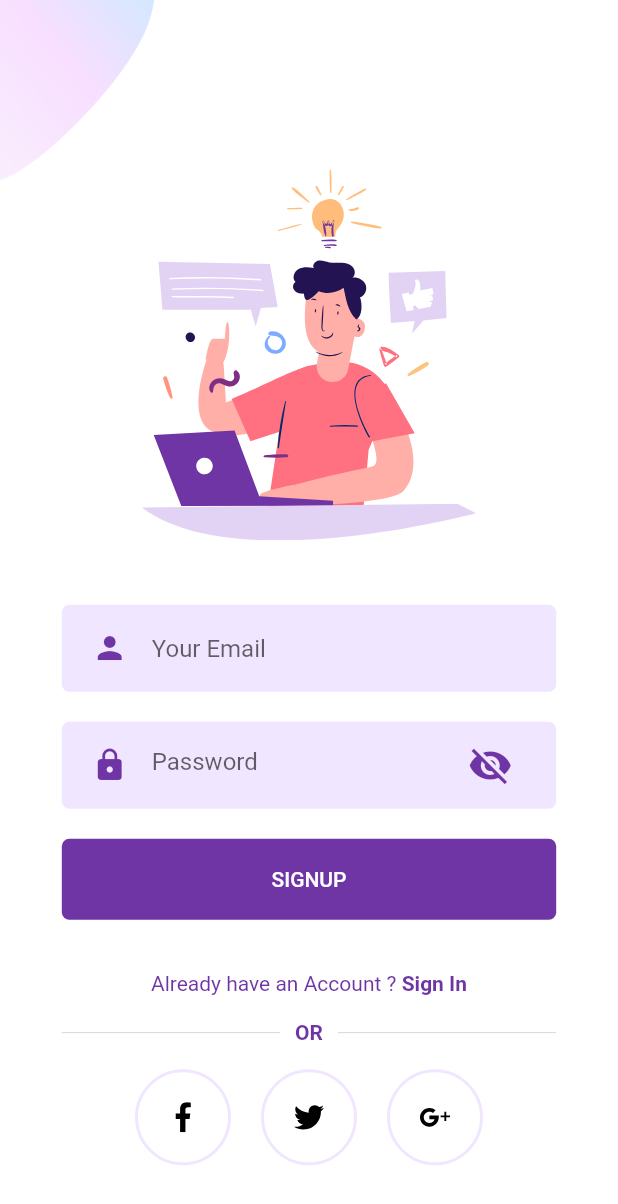
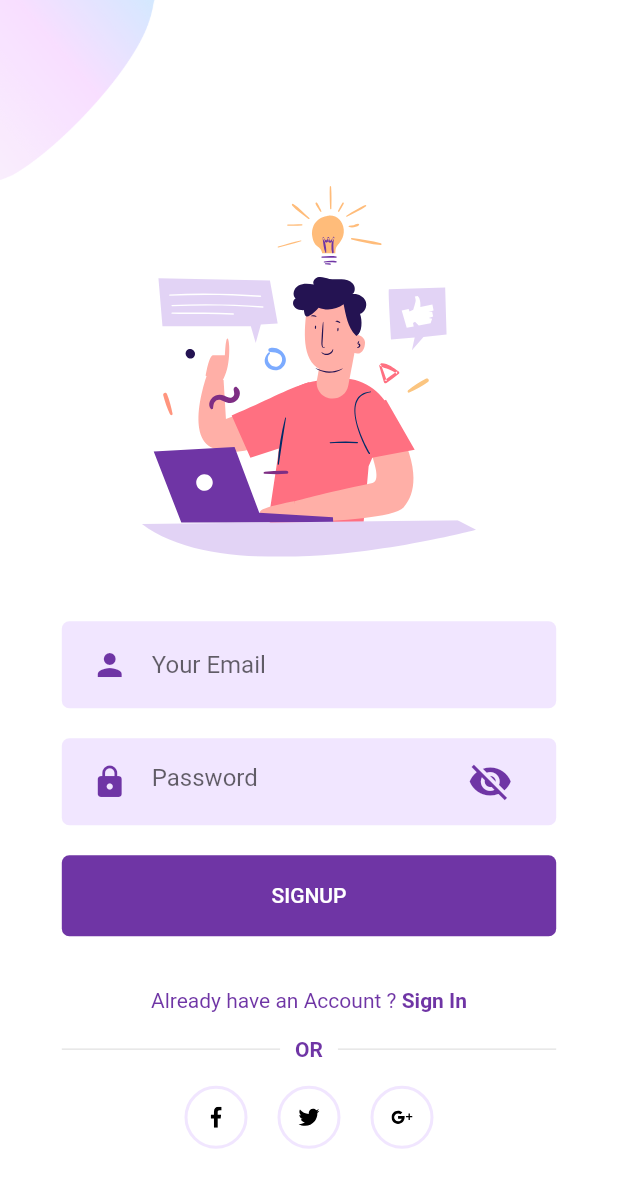
Before and after one commit to ReinanS/Flutter-Dart-Studies, a Flutter app: the SignUpScreen screen opened directly, on a phone screen of 412 x 824 dp. Shown: the top 1204 px of the screen. Run offline on Flutter 3.47's test engine with Material 2 defaults, Android fonts, the phone set to English and light mode, and no system bars; our stand-ins replace flutter_svg, font_awesome_flutter, shared_preferences, simple_animations; accounts and stored records are empty.

Commit message:
style: diminue tamanho dos icones

```diff
--- a/Flutter/autentication_login/lib/Screens/Signup/components/social_icon.dart
+++ b/Flutter/autentication_login/lib/Screens/Signup/components/social_icon.dart
@@ -17,7 +17,7 @@ class SocialIcon extends StatelessWidget {
       onTap: press,
       child: Container(
         margin: EdgeInsets.symmetric(horizontal: 10),
-        padding: EdgeInsets.all(20),
+        padding: EdgeInsets.all(12),
         decoration: BoxDecoration(
           border: Border.all(
             width: 2,
@@ -27,8 +27,8 @@ class SocialIcon extends StatelessWidget {
         ),
         child: SvgPicture.asset(
           iconSrc,
-          height: 20,
-          width: 20,
+          height: 14,
+          width: 14,
         ),
       ),
     );
```
